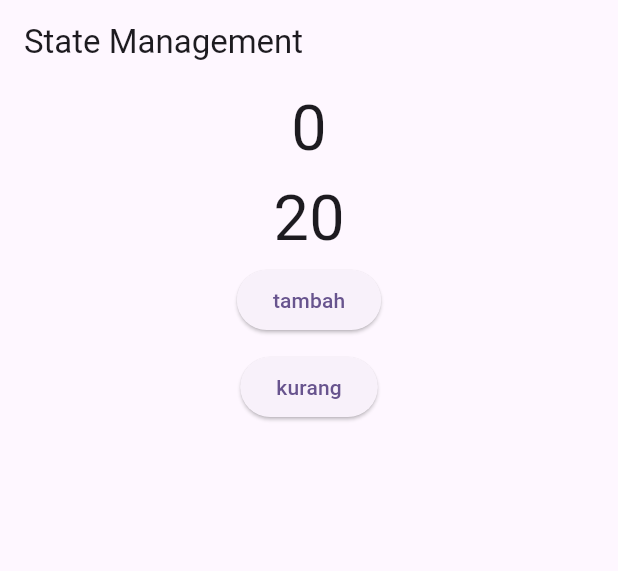
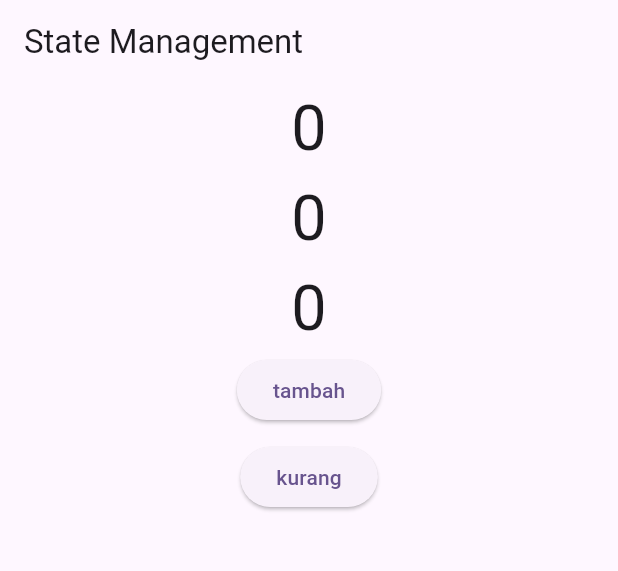
Before and after one commit to Siputsss/siska-flutter, a Flutter app: the screen it shows after launch, on a phone screen of 412 x 824 dp, the part 84-655 px from its top. Run offline on Flutter 3.47's test engine with Material 2 defaults, Android fonts, the phone set to English and light mode, and no system bars; our stand-ins replace states_rebuilder; missing offline and left inert: dart:html.

Commit message:
add state-2

```diff
--- a/lib/ui_screens/state_management/coba.dart
+++ b/lib/ui_screens/state_management/coba.dart
@@ -1,4 +1,3 @@
-import 'dart:math';
 import 'package:flutter/material.dart';
 import 'package:states_rebuilder/states_rebuilder.dart';
 
@@ -21,10 +20,23 @@ class Coba extends ReactiveStatelessWidget {
               count.state.toString(),
               textScaleFactor: 3,
             ),
-            Text(
-              Random().nextInt(100).toString(),
-              textScaleFactor: 3,
+            OnReactive(
+              () => Text(
+                count.state.toString(),
+                textScaleFactor: 3,
+              ),
             ),
+            OnBuilder(
+              listenTo: count,
+              builder: () => Text(
+                count.state.toString(),
+                textScaleFactor: 3,
+              ),
+            ),
+            // Text(
+            //   Random().nextInt(100).toString(),
+            //   textScaleFactor: 3,
+            // ),
             ElevatedButton(
               onPressed: () {
                 count.state = count.state + 1;
```
